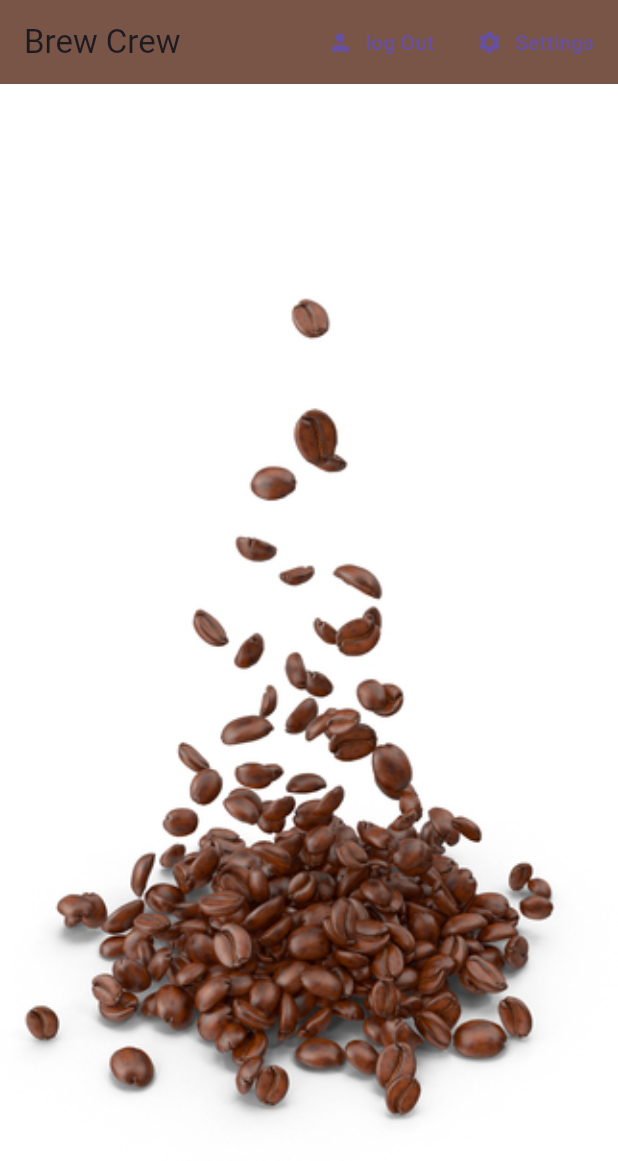
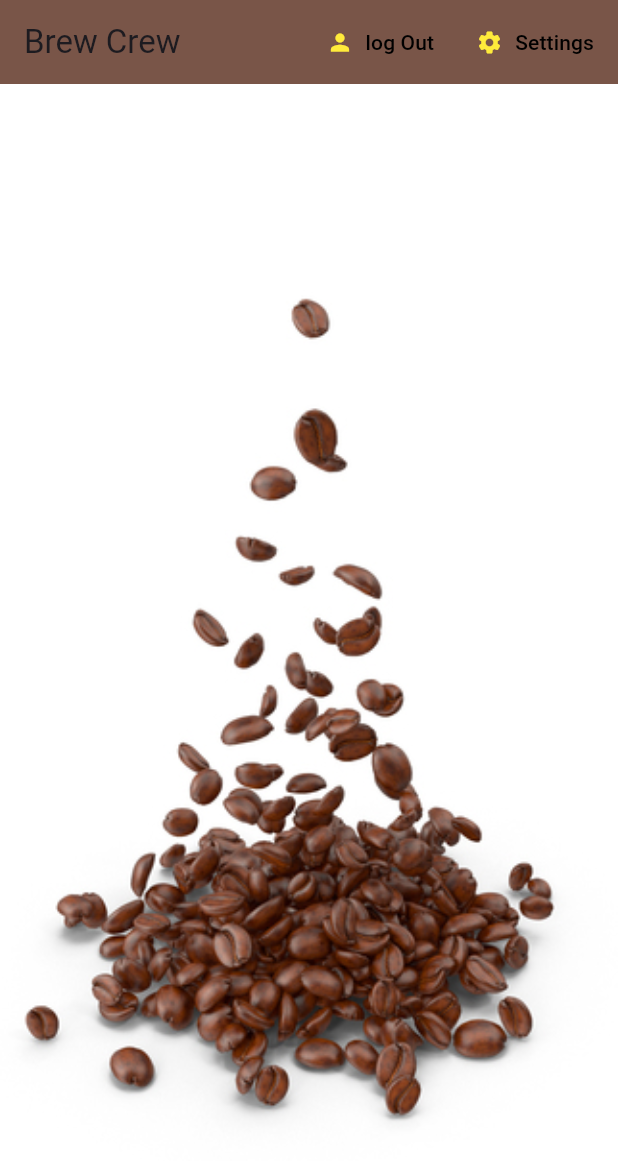
Before and after one commit to Mayankk074/brewcrew, a Flutter app: the screen it shows once a user with an empty profile is signed in, on a phone screen of 412 x 824 dp. Shown: the top 1161 px of the screen. Run offline on Flutter 3.47's test engine with Material 3 defaults, Android fonts, the phone set to English and light mode, and no system bars; our stand-ins replace cloud_firestore, firebase_auth, firebase_core, flutter_spinkit; accounts and stored records are empty.

Commit message:
change in actions

```diff
--- a/lib/screens/home/home.dart
+++ b/lib/screens/home/home.dart
@@ -37,15 +37,31 @@ class Home extends StatelessWidget {
           elevation: 0.0,
           actions: [
             TextButton.icon(
-              icon: Icon(Icons.person),
+              icon: Icon(
+                Icons.person,
+                color: Colors.yellow,
+              ),
               onPressed: () async {
                 await _auth.signOut();
               },
-              label: Text('log Out'),
+              label: Text(
+                  'log Out',
+                style: TextStyle(
+                  color: Colors.black,
+                ),
+              ),
             ),
             TextButton.icon(
-              icon: Icon(Icons.settings),
-              label: Text('Settings'),
+              icon: Icon(
+                Icons.settings,
+                color: Colors.yellow,
+              ),
+              label: Text(
+                'Settings',
+                style: TextStyle(
+                  color: Colors.black,
+                ),
+              ),
               onPressed: () => _showSettingsPanel(),
             )
           ],
--- a/lib/shared/loading.dart
+++ b/lib/shared/loading.dart
@@ -10,7 +10,7 @@ class Loading extends StatelessWidget {
       color: Colors.brown[100],
       child: Center(
         child: SpinKitChasingDots(
-          color: Colors.red[300],
+          color: Colors.brown[500],
           size: 40.0,
         ),
       ),
```
